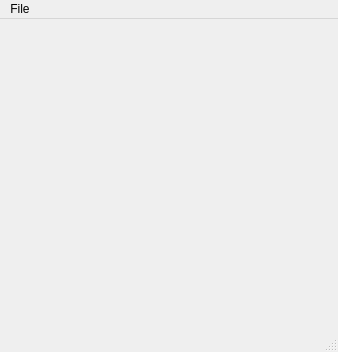
This is srcs/ui/MainWindow.ui in noctuelles/gbemu as Qt 5 draws it before an edit. The edited form follows.
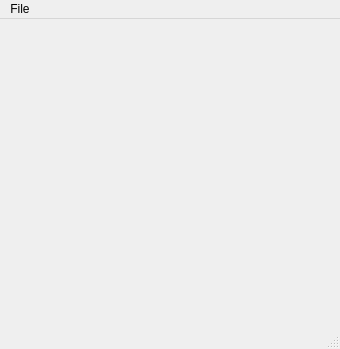
This is the edited form.

The edit to the form file:
```diff
--- a/srcs/ui/MainWindow.ui
+++ b/srcs/ui/MainWindow.ui
@@ -6,22 +6,10 @@
    <rect>
     <x>0</x>
     <y>0</y>
-    <width>338</width>
-    <height>352</height>
+    <width>340</width>
+    <height>349</height>
    </rect>
   </property>
-  <property name="sizePolicy">
-   <sizepolicy hsizetype="Preferred" vsizetype="Preferred">
-    <horstretch>0</horstretch>
-    <verstretch>0</verstretch>
-   </sizepolicy>
-  </property>
-  <property name="maximumSize">
-   <size>
-    <width>338</width>
-    <height>352</height>
-   </size>
-  </property>
   <property name="windowTitle">
    <string>GbEmu</string>
   </property>
@@ -29,18 +17,6 @@
    <layout class="QGridLayout" name="gridLayout_2">
     <item row="0" column="0">
      <widget class="QLabel" name="display">
-      <property name="minimumSize">
-       <size>
-        <width>320</width>
-        <height>288</height>
-       </size>
-      </property>
-      <property name="maximumSize">
-       <size>
-        <width>320</width>
-        <height>288</height>
-       </size>
-      </property>
       <property name="text">
        <string/>
       </property>
@@ -53,7 +29,7 @@
     <rect>
      <x>0</x>
      <y>0</y>
-     <width>338</width>
+     <width>340</width>
      <height>23</height>
     </rect>
    </property>
```
